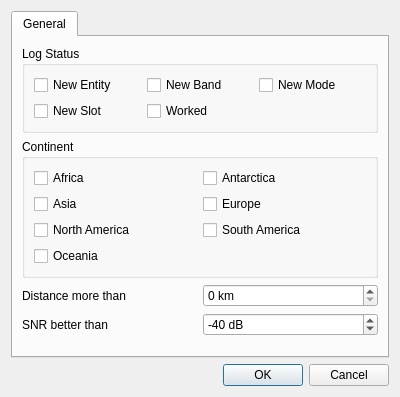
Above: ui/WsjtxFilterDialog.ui from k5mcd/QLog before the change. Below: the same form after it.
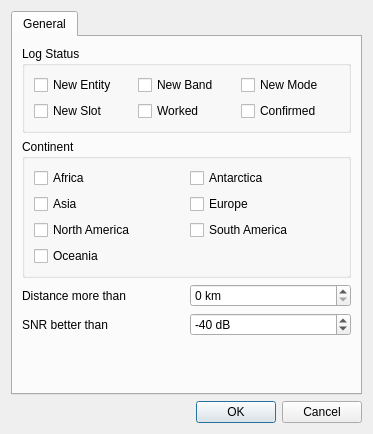
That is the form after the change.

Commit message:
Added new color and DXCC Status - Confirmed
Only paper QSL and LoTW is accepted as confirmation.
Currently, no option to include eQSL

```diff
--- a/ui/WsjtxFilterDialog.ui
+++ b/ui/WsjtxFilterDialog.ui
@@ -6,8 +6,8 @@
    <rect>
     <x>0</x>
     <y>0</y>
-    <width>400</width>
-    <height>397</height>
+    <width>373</width>
+    <height>434</height>
    </rect>
   </property>
   <property name="windowTitle">
@@ -67,6 +67,13 @@
               </property>
              </widget>
             </item>
+            <item row="1" column="2">
+             <widget class="QCheckBox" name="confirmedCheckBox">
+              <property name="text">
+               <string>Confirmed</string>
+              </property>
+             </widget>
+            </item>
            </layout>
           </item>
          </layout>
```
The commit also changes 11 other files.
